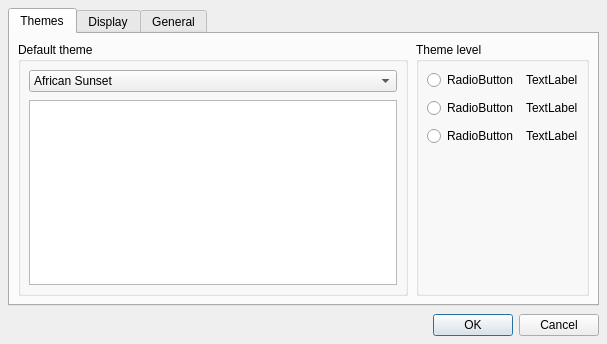
First picture: the form in openlp/resources/forms/settings.ui, repository zonArt/openlp, before the edit.
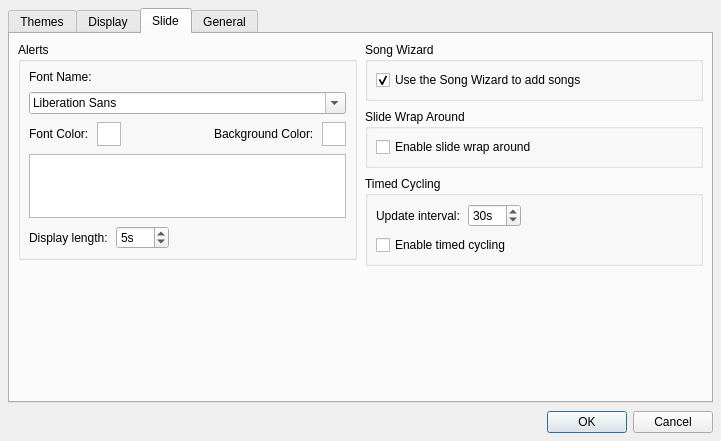
Second picture: the form after the edit. The open tabs and pages were chosen to show the change.

Commit message: Finished the settings form, updated the main form.

```diff
--- a/openlp/resources/forms/settings.ui
+++ b/openlp/resources/forms/settings.ui
@@ -5,8 +5,8 @@
    <rect>
     <x>0</x>
     <y>0</y>
-    <width>607</width>
-    <height>344</height>
+    <width>721</width>
+    <height>441</height>
    </rect>
   </property>
   <property name="windowTitle" >
@@ -38,7 +38,7 @@
        <item>
         <widget class="QGroupBox" name="DefaultGroupBox" >
          <property name="title" >
-          <string>Default theme</string>
+          <string>Global theme</string>
          </property>
          <layout class="QVBoxLayout" name="DefaultGroupBoxLayout" >
           <property name="spacing" >
@@ -96,42 +96,54 @@
           <item row="0" column="0" >
            <widget class="QRadioButton" name="radioButton" >
             <property name="text" >
-             <string>RadioButton</string>
+             <string>Song level</string>
             </property>
            </widget>
           </item>
           <item row="0" column="1" >
            <widget class="QLabel" name="label" >
             <property name="text" >
-             <string>TextLabel</string>
+             <string>Use the theme from each song in the database. If a song doesn't have a theme associated with it, then use the service's theme. If the service doesn't have a theme, then use the global theme.</string>
+            </property>
+            <property name="wordWrap" >
+             <bool>true</bool>
             </property>
            </widget>
           </item>
           <item row="1" column="0" >
            <widget class="QRadioButton" name="radioButton_2" >
             <property name="text" >
-             <string>RadioButton</string>
+             <string>Service level</string>
             </property>
            </widget>
           </item>
           <item row="1" column="1" >
            <widget class="QLabel" name="label_2" >
             <property name="text" >
-             <string>TextLabel</string>
+             <string>Use the theme from the service , overriding any of the individual songs' themes. If the service doesn't have a theme, then use the global theme.</string>
+            </property>
+            <property name="wordWrap" >
+             <bool>true</bool>
             </property>
            </widget>
           </item>
           <item row="2" column="0" >
            <widget class="QRadioButton" name="radioButton_3" >
             <property name="text" >
-             <string>RadioButton</string>
+             <string>Global level</string>
+            </property>
+            <property name="checked" >
+             <bool>true</bool>
             </property>
            </widget>
           </item>
           <item row="2" column="1" >
            <widget class="QLabel" name="label_3" >
             <property name="text" >
-             <string>TextLabel</string>
+             <string>Use the global theme, overriding any themes associated wither either the service or the songs.</string>
+            </property>
+            <property name="wordWrap" >
+             <bool>true</bool>
             </property>
            </widget>
           </item>
@@ -144,6 +156,658 @@
       <attribute name="title" >
        <string>Display</string>
       </attribute>
+      <layout class="QHBoxLayout" name="DisplayTabLayout" >
+       <property name="spacing" >
+        <number>8</number>
+       </property>
+       <property name="margin" >
+        <number>8</number>
+       </property>
+       <item>
+        <widget class="QWidget" native="1" name="LeftColumn" >
+         <layout class="QVBoxLayout" name="LeftColumnLayout" >
+          <property name="spacing" >
+           <number>8</number>
+          </property>
+          <property name="margin" >
+           <number>0</number>
+          </property>
+          <item>
+           <widget class="QGroupBox" name="MonitorGroupBox" >
+            <property name="title" >
+             <string>Monitors</string>
+            </property>
+            <layout class="QVBoxLayout" name="MonitorLayout" >
+             <property name="spacing" >
+              <number>8</number>
+             </property>
+             <property name="margin" >
+              <number>8</number>
+             </property>
+             <item>
+              <widget class="QLabel" name="MonitorLabel" >
+               <property name="text" >
+                <string>Select monitor for output display:</string>
+               </property>
+              </widget>
+             </item>
+             <item>
+              <widget class="QComboBox" name="MonitorComboBox" >
+               <item>
+                <property name="text" >
+                 <string>Monitor 1 on X11 Windowing System</string>
+                </property>
+               </item>
+               <item>
+                <property name="text" >
+                 <string>Monitor 2 on X11 Windowing System</string>
+                </property>
+               </item>
+              </widget>
+             </item>
+            </layout>
+           </widget>
+          </item>
+          <item>
+           <widget class="QGroupBox" name="FontSizeGroupBox" >
+            <property name="title" >
+             <string>Font Size</string>
+            </property>
+            <layout class="QVBoxLayout" name="FontSizeLayout" >
+             <property name="spacing" >
+              <number>8</number>
+             </property>
+             <property name="margin" >
+              <number>8</number>
+             </property>
+             <item>
+              <widget class="QRadioButton" name="AutoResizeRadioButton" >
+               <property name="text" >
+                <string>Automatically resize font to fit text to slide</string>
+               </property>
+               <property name="checked" >
+                <bool>true</bool>
+               </property>
+              </widget>
+             </item>
+             <item>
+              <widget class="QRadioButton" name="WrapLinesRadioButton" >
+               <property name="text" >
+                <string>Wrap long lines to keep desired font</string>
+               </property>
+              </widget>
+             </item>
+            </layout>
+           </widget>
+          </item>
+          <item>
+           <widget class="QGroupBox" name="SongDisplayGroupBox" >
+            <property name="title" >
+             <string>Song Display</string>
+            </property>
+            <layout class="QVBoxLayout" name="SongDisplayLayout" >
+             <property name="spacing" >
+              <number>8</number>
+             </property>
+             <property name="margin" >
+              <number>8</number>
+             </property>
+             <item>
+              <widget class="QCheckBox" name="EnableCreditsCheckBox" >
+               <property name="text" >
+                <string>Enable displaying of song credits</string>
+               </property>
+               <property name="checked" >
+                <bool>true</bool>
+               </property>
+              </widget>
+             </item>
+            </layout>
+           </widget>
+          </item>
+          <item>
+           <spacer name="DisplayLeftSpacer" >
+            <property name="orientation" >
+             <enum>Qt::Vertical</enum>
+            </property>
+            <property name="sizeHint" stdset="0" >
+             <size>
+              <width>20</width>
+              <height>40</height>
+             </size>
+            </property>
+           </spacer>
+          </item>
+         </layout>
+        </widget>
+       </item>
+       <item>
+        <widget class="QWidget" native="1" name="RightColumn" >
+         <layout class="QVBoxLayout" name="RightColumnLayout" >
+          <property name="spacing" >
+           <number>8</number>
+          </property>
+          <property name="margin" >
+           <number>0</number>
+          </property>
+          <item>
+           <widget class="QGroupBox" name="VerseDisplayGroupBox" >
+            <property name="title" >
+             <string>Verse Display</string>
+            </property>
+            <layout class="QVBoxLayout" name="VerseDisplayLayout" >
+             <property name="spacing" >
+              <number>8</number>
+             </property>
+             <property name="margin" >
+              <number>8</number>
+             </property>
+             <item>
+              <widget class="QWidget" native="1" name="VerseTypeWidget" >
+               <layout class="QHBoxLayout" name="VerseTypeLayout" >
+                <property name="spacing" >
+                 <number>8</number>
+                </property>
+                <property name="margin" >
+                 <number>0</number>
+                </property>
+                <item>
+                 <widget class="QRadioButton" name="VerseRadioButton" >
+                  <property name="text" >
+                   <string>Verse style</string>
+                  </property>
+                 </widget>
+                </item>
+                <item>
+                 <widget class="QRadioButton" name="ParagraphRadioButton" >
+                  <property name="text" >
+                   <string>Paragraph style</string>
+                  </property>
+                  <property name="checked" >
+                   <bool>true</bool>
+                  </property>
+                 </widget>
+                </item>
+               </layout>
+              </widget>
+             </item>
+             <item>
+              <widget class="QCheckBox" name="NewChaptersCheckBox" >
+               <property name="text" >
+                <string>Only show new chapter numbers</string>
+               </property>
+              </widget>
+             </item>
+             <item>
+              <widget class="QWidget" native="1" name="DisplayStyleWidget" >
+               <layout class="QHBoxLayout" name="DisplayStyleLayout" >
+                <property name="spacing" >
+                 <number>8</number>
+                </property>
+                <property name="margin" >
+                 <number>0</number>
+                </property>
+                <item>
+                 <widget class="QLabel" name="DisplayStyleLabel" >
+                  <property name="text" >
+                   <string>Display Style:</string>
+                  </property>
+                 </widget>
+                </item>
+                <item>
+                 <widget class="QComboBox" name="DisplayStyleComboBox" >
+                  <item>
+                   <property name="text" >
+                    <string>No brackets</string>
+                   </property>
+                  </item>
+                  <item>
+                   <property name="text" >
+                    <string>( and )</string>
+                   </property>
+                  </item>
+                  <item>
+                   <property name="text" >
+                    <string>{ and }</string>
+                   </property>
+                  </item>
+                  <item>
+                   <property name="text" >
+                    <string>[ and ]</string>
+                   </property>
+                  </item>
+                 </widget>
+                </item>
+                <item>
+                 <spacer name="DisplayStyleSpacer" >
+                  <property name="orientation" >
+                   <enum>Qt::Horizontal</enum>
+                  </property>
+                  <property name="sizeHint" stdset="0" >
+                   <size>
+                    <width>40</width>
+                    <height>20</height>
+                   </size>
+                  </property>
+                 </spacer>
+                </item>
+               </layout>
+              </widget>
+             </item>
+             <item>
+              <widget class="QLabel" name="ChangeNoteLabel" >
+               <property name="text" >
+                <string>&lt;!DOCTYPE HTML PUBLIC "-//W3C//DTD HTML 4.0//EN" "http://www.w3.org/TR/REC-html40/strict.dtd">
+&lt;html>&lt;head>&lt;meta name="qrichtext" content="1" />&lt;style type="text/css">
+p, li { white-space: pre-wrap; }
+&lt;/style>&lt;/head>&lt;body style=" font-family:'DejaVu Sans'; font-size:10pt; font-weight:400; font-style:normal;">
+&lt;p style=" margin-top:0px; margin-bottom:0px; margin-left:0px; margin-right:0px; -qt-block-indent:0; text-indent:0px;">&lt;span style=" font-style:italic;">Changes don't affect verses already in the service&lt;/span>&lt;/p>&lt;/body>&lt;/html></string>
+               </property>
+              </widget>
+             </item>
+            </layout>
+           </widget>
+          </item>
+          <item>
+           <widget class="QGroupBox" name="BlankScreenGroupBox" >
+            <property name="title" >
+             <string>Blank Screen</string>
+            </property>
+            <layout class="QVBoxLayout" name="BlankScreenLayout" >
+             <property name="spacing" >
+              <number>8</number>
+             </property>
+             <property name="margin" >
+              <number>8</number>
+             </property>
+             <item>
+              <widget class="QCheckBox" name="WarningCheckBox" >
+               <property name="text" >
+                <string>Show warning on startup</string>
+               </property>
+              </widget>
+             </item>
+            </layout>
+           </widget>
+          </item>
+          <item>
+           <widget class="QGroupBox" name="VideoModeGroupBox" >
+            <property name="title" >
+             <string>Video Mode</string>
+            </property>
+            <layout class="QVBoxLayout" name="VideoModeLayout" >
+             <property name="spacing" >
+              <number>8</number>
+             </property>
+             <property name="margin" >
+              <number>8</number>
+             </property>
+             <item>
+              <widget class="QCheckBox" name="UseVMRCheckBox" >
+               <property name="text" >
+                <string>Use Video Mode Rendering</string>
+               </property>
+              </widget>
+             </item>
+             <item>
+              <widget class="QLabel" name="UseVMRLabel" >
+               <property name="text" >
+                <string>&lt;!DOCTYPE HTML PUBLIC "-//W3C//DTD HTML 4.0//EN" "http://www.w3.org/TR/REC-html40/strict.dtd">
+&lt;html>&lt;head>&lt;meta name="qrichtext" content="1" />&lt;style type="text/css">
+p, li { white-space: pre-wrap; }
+&lt;/style>&lt;/head>&lt;body style=" font-family:'DejaVu Sans'; font-size:10pt; font-weight:400; font-style:normal;">
+&lt;p style=" margin-top:0px; margin-bottom:0px; margin-left:0px; margin-right:0px; -qt-block-indent:0; text-indent:0px;">&lt;span style=" font-style:italic;">No video preview available with VMR enabled&lt;/span>&lt;/p>&lt;/body>&lt;/html></string>
+               </property>
+              </widget>
+             </item>
+            </layout>
+           </widget>
+          </item>
+          <item>
+           <spacer name="DisplayRightSpacer" >
+            <property name="orientation" >
+             <enum>Qt::Vertical</enum>
+            </property>
+            <property name="sizeHint" stdset="0" >
+             <size>
+              <width>20</width>
+              <height>40</height>
+             </size>
+            </property>
+           </spacer>
+          </item>
+         </layout>
+        </widget>
+       </item>
+      </layout>
+     </widget>
+     <widget class="QWidget" name="SlideTab" >
+      <attribute name="title" >
+       <string>Slide</string>
+      </attribute>
+      <layout class="QHBoxLayout" name="SlideLayout" >
+       <property name="spacing" >
+        <number>8</number>
+       </property>
+       <property name="margin" >
+        <number>8</number>
+       </property>
+       <item>
+        <widget class="QWidget" native="1" name="SlideLeftColumn" >
+         <layout class="QVBoxLayout" name="SlideLeftLayout" >
+          <property name="spacing" >
+           <number>8</number>
+          </property>
+          <property name="margin" >
+           <number>0</number>
+          </property>
+          <item>
+           <widget class="QGroupBox" name="AlertGroupBox" >
+            <property name="title" >
+             <string>Alerts</string>
+            </property>
+            <layout class="QVBoxLayout" name="AlertLayout" >
+             <property name="spacing" >
+              <number>8</number>
+             </property>
+             <property name="margin" >
+              <number>8</number>
+             </property>
+             <item>
+              <widget class="QLabel" name="FontLabel" >
+               <property name="text" >
+                <string>Font Name:</string>
+               </property>
+              </widget>
+             </item>
+             <item>
+              <widget class="QFontComboBox" name="FontComboBox" />
+             </item>
+             <item>
+              <widget class="QWidget" native="1" name="ColorWidget" >
+               <layout class="QHBoxLayout" name="ColorLayout" >
+                <property name="spacing" >
+                 <number>8</number>
+                </property>
+                <property name="margin" >
+                 <number>0</number>
+                </property>
+                <item>
+                 <widget class="QLabel" name="FontColorLabel" >
+                  <property name="text" >
+                   <string>Font Color:</string>
+                  </property>
+                 </widget>
+                </item>
+                <item>
+                 <widget class="QGraphicsView" name="FontColorPanel" >
+                  <property name="minimumSize" >
+                   <size>
+                    <width>24</width>
+                    <height>24</height>
+                   </size>
+                  </property>
+                  <property name="maximumSize" >
+                   <size>
+                    <width>24</width>
+                    <height>24</height>
+                   </size>
+                  </property>
+                 </widget>
+                </item>
+                <item>
+                 <spacer name="ColorSpacer" >
+                  <property name="orientation" >
+                   <enum>Qt::Horizontal</enum>
+                  </property>
+                  <property name="sizeHint" stdset="0" >
+                   <size>
+                    <width>40</width>
+                    <height>20</height>
+                   </size>
+                  </property>
+                 </spacer>
+                </item>
+                <item>
+                 <widget class="QLabel" name="BackgroundColorLabel" >
+                  <property name="text" >
+                   <string>Background Color:</string>
+                  </property>
+                 </widget>
+                </item>
+                <item>
+                 <widget class="QGraphicsView" name="BackgroundColorPanel" >
+                  <property name="minimumSize" >
+                   <size>
+                    <width>24</width>
+                    <height>24</height>
+                   </size>
+                  </property>
+                  <property name="maximumSize" >
+                   <size>
+                    <width>24</width>
+                    <height>24</height>
+                   </size>
+                  </property>
+                 </widget>
+                </item>
+               </layout>
+              </widget>
+             </item>
+             <item>
+              <widget class="QGraphicsView" name="FontPreview" >
+               <property name="maximumSize" >
+                <size>
+                 <width>16777215</width>
+                 <height>64</height>
+                </size>
+               </property>
+              </widget>
+             </item>
+             <item>
+              <widget class="QWidget" native="1" name="LengthWidget" >
+               <layout class="QHBoxLayout" name="LengthLayout" >
+                <property name="spacing" >
+                 <number>8</number>
+                </property>
+                <property name="margin" >
+                 <number>0</number>
+                </property>
+                <item>
+                 <widget class="QLabel" name="LengthLabel" >
+                  <property name="text" >
+                   <string>Display length:</string>
+                  </property>
+                 </widget>
+                </item>
+                <item>
+                 <widget class="QSpinBox" name="LengthSpinBox" >
+                  <property name="suffix" >
+                   <string>s</string>
+                  </property>
+                  <property name="maximum" >
+                   <number>180</number>
+                  </property>
+                  <property name="value" >
+                   <number>5</number>
+                  </property>
+                 </widget>
+                </item>
+                <item>
+                 <spacer name="LengthSpacer" >
+                  <property name="orientation" >
+                   <enum>Qt::Horizontal</enum>
+                  </property>
+                  <property name="sizeHint" stdset="0" >
+                   <size>
+                    <width>147</width>
+                    <height>20</height>
+                   </size>
+                  </property>
+                 </spacer>
+                </item>
+               </layout>
+              </widget>
+             </item>
+            </layout>
+           </widget>
+          </item>
+          <item>
+           <spacer name="SlideLeftSpacer" >
+            <property name="orientation" >
+             <enum>Qt::Vertical</enum>
+            </property>
+            <property name="sizeHint" stdset="0" >
+             <size>
+              <width>20</width>
+              <height>94</height>
+             </size>
+            </property>
+           </spacer>
+          </item>
+         </layout>
+        </widget>
+       </item>
+       <item>
+        <widget class="QWidget" native="1" name="widget" >
+         <layout class="QVBoxLayout" name="SlideRightLayout" >
+          <property name="spacing" >
+           <number>8</number>
+          </property>
+          <property name="margin" >
+           <number>0</number>
+          </property>
+          <item>
+           <widget class="QGroupBox" name="SongWizardGroupBox" >
+            <property name="title" >
+             <string>Song Wizard</string>
+            </property>
+            <layout class="QVBoxLayout" name="SongWizardLayout" >
+             <property name="spacing" >
+              <number>8</number>
+             </property>
+             <property name="margin" >
+              <number>8</number>
+             </property>
+             <item>
+              <widget class="QCheckBox" name="SongWizardCheckBox" >
+               <property name="text" >
+                <string>Use the Song Wizard to add songs</string>
+               </property>
+               <property name="checked" >
+                <bool>true</bool>
+               </property>
+              </widget>
+             </item>
+            </layout>
+           </widget>
+          </item>
+          <item>
+           <widget class="QGroupBox" name="SlideWrapAroundGroupBox" >
+            <property name="title" >
+             <string>Slide Wrap Around</string>
+            </property>
+            <layout class="QVBoxLayout" name="SlideWrapAroundLayout" >
+             <property name="spacing" >
+              <number>8</number>
+             </property>
+             <property name="margin" >
+              <number>8</number>
+             </property>
+             <item>
+              <widget class="QCheckBox" name="SlideWrapAroundCheckBox" >
+               <property name="text" >
+                <string>Enable slide wrap around</string>
+               </property>
+              </widget>
+             </item>
+            </layout>
+           </widget>
+          </item>
+          <item>
+           <widget class="QGroupBox" name="TimedCyclingGroupBox" >
+            <property name="title" >
+             <string>Timed Cycling</string>
+            </property>
+            <layout class="QVBoxLayout" name="TimedCyclingLayout" >
+             <property name="spacing" >
+              <number>8</number>
+             </property>
+             <property name="margin" >
+              <number>8</number>
+             </property>
+             <item>
+              <widget class="QWidget" native="1" name="IntervalWidget" >
+               <layout class="QHBoxLayout" name="IntervalLayout" >
+                <property name="spacing" >
+                 <number>8</number>
+                </property>
+                <property name="margin" >
+                 <number>0</number>
+                </property>
+                <item>
+                 <widget class="QLabel" name="UpdateIntervalLabel" >
+                  <property name="text" >
+                   <string>Update interval:</string>
+                  </property>
+                 </widget>
+                </item>
+                <item>
+                 <widget class="QSpinBox" name="IntervalSpinBox" >
+                  <property name="suffix" >
+                   <string>s</string>
+                  </property>
+                  <property name="maximum" >
+                   <number>600</number>
+                  </property>
+                  <property name="value" >
+                   <number>30</number>
+                  </property>
+                 </widget>
+                </item>
+                <item>
+                 <spacer name="IntervalSpacer" >
+                  <property name="orientation" >
+                   <enum>Qt::Horizontal</enum>
+                  </property>
+                  <property name="sizeHint" stdset="0" >
+                   <size>
+                    <width>139</width>
+                    <height>20</height>
+                   </size>
+                  </property>
+                 </spacer>
+                </item>
+               </layout>
+              </widget>
+             </item>
+             <item>
+              <widget class="QCheckBox" name="EnabledCyclingCheckBox" >
+               <property name="text" >
+                <string>Enable timed cycling</string>
+               </property>
+              </widget>
+             </item>
+            </layout>
+           </widget>
+          </item>
+          <item>
+           <spacer name="SlideRightSpacer" >
+            <property name="orientation" >
+             <enum>Qt::Vertical</enum>
+            </property>
+            <property name="sizeHint" stdset="0" >
+             <size>
+              <width>20</width>
+              <height>40</height>
+             </size>
+            </property>
+           </spacer>
+          </item>
+         </layout>
+        </widget>
+       </item>
+      </layout>
      </widget>
      <widget class="QWidget" name="GeneralTab" >
       <attribute name="title" >
```
Left out of the diff: 161 changed lines with no effect on the pictures. The commit also changes 3 other files.
